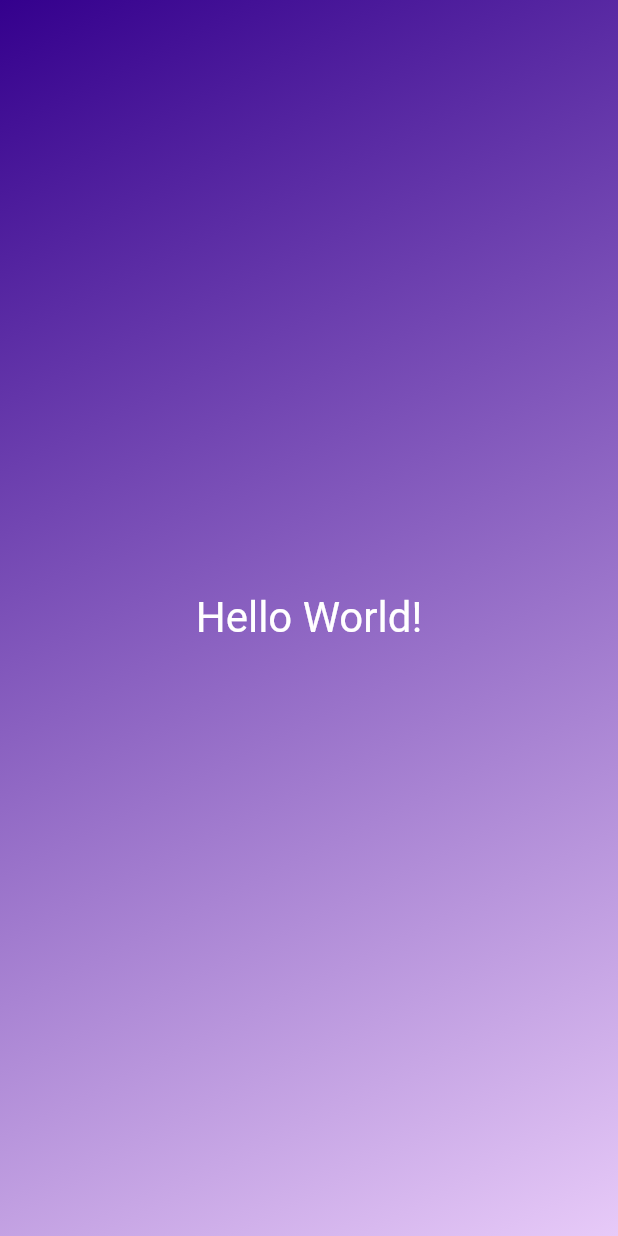
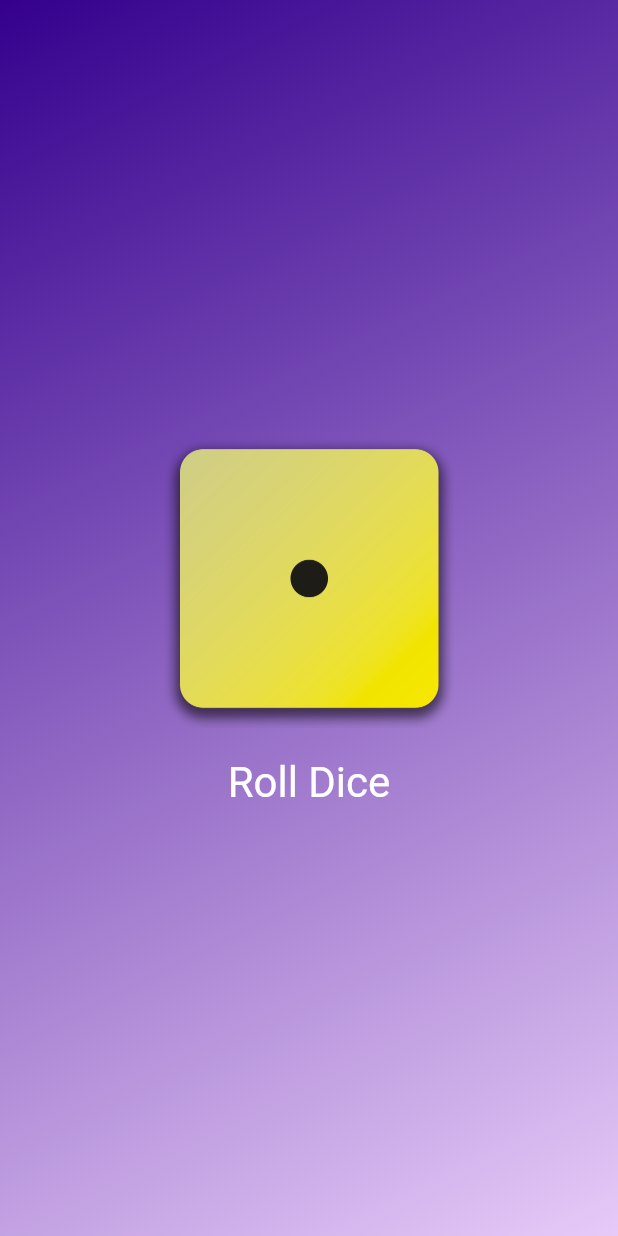
Before and after one commit to ggamsang812/Flutter_lesson, a Flutter app: the screen it shows after launch, on a phone screen of 412 x 824 dp. Run offline on Flutter 3.47's test engine with Material 2 defaults, Android fonts, the phone set to English and light mode, and no system bars; missing offline and left inert: shake.

Commit message:
added the dice image and dpd

```diff
--- a/flutter_project/first_app/lib/grandient_container.dart
+++ b/flutter_project/first_app/lib/grandient_container.dart
@@ -1,28 +1,53 @@
 import 'package:flutter/material.dart';
 
+const startAlignment = Alignment.topLeft;
+const endAlignment = Alignment.bottomRight;
+const defaultColorList = [
+  Color.fromARGB(255, 52, 0, 141),
+  Color.fromARGB(255, 231, 202, 248),
+];
+
 class GradientContainer extends StatelessWidget {
-  const GradientContainer({super.key});
+  // constructor1
+  const GradientContainer({super.key, required this.colorList});
+  // constructor2
+  const GradientContainer.purple({super.key}) : colorList = defaultColorList;
+
+  final List<Color> colorList;
+
+  void rollDice() {
+    // ...
+  }
 
   @override
   Widget build(BuildContext context) {
     return Container(
-      decoration: const BoxDecoration(
+      decoration: BoxDecoration(
         gradient: LinearGradient(
-          colors: [
-            Color.fromARGB(255, 52, 0, 141),
-            Color.fromARGB(255, 231, 202, 248),
-          ],
-          begin: Alignment.topLeft,
-          end: Alignment.bottomRight,
+          colors: colorList,
+          begin: startAlignment,
+          end: endAlignment,
         ),
       ),
-      child: const Center(
-        child: Text(
-          'Hello World!',
-          style: TextStyle(
-            color: Colors.white,
-            fontSize: 28,
-          ),
+      child: Center(
+        child: Column(
+          mainAxisSize: MainAxisSize.min,
+          children: [
+            Image.asset(
+              'assets/images/dice-1.png',
+              width: 200,
+            ),
+            TextButton(
+                onPressed: rollDice,
+                style: TextButton.styleFrom(
+                  padding: const EdgeInsets.only(
+                    top: 20,
+                  ),
+                  foregroundColor: Colors.white,
+                  textStyle: const TextStyle(fontSize: 28),
+                ),
+                child: const Text('Roll Dice'))
+          ],
         ),
       ),
     );
--- a/flutter_project/first_app/lib/main.dart
+++ b/flutter_project/first_app/lib/main.dart
@@ -7,7 +7,12 @@
   runApp(
     const MaterialApp(
       home: Scaffold(
-        body: GradientContainer(),
+        body: GradientContainer(
+          colorList: [
+            Color.fromARGB(255, 52, 0, 141),
+            Color.fromARGB(255, 231, 202, 248),
+          ],
+        ),
       ),
     ),
   );
--- /dev/null
+++ b/flutter_project/first_app/lib/styled_text.dart
@@ -0,0 +1,18 @@
+import 'package:flutter/material.dart';
+
+class StyledText extends StatelessWidget {
+  const StyledText(this.text, {super.key});
+
+  final String text;
+
+  @override
+  Widget build(context) {
+    return Text(
+      text,
+      style: const TextStyle(
+        color: Colors.white,
+        fontSize: 28,
+      ),
+    );
+  }
+}
```
Also changed, not shown: flutter_project/first_app/pubspec.yaml (+7 -3 lines), flutter_project/first_app/assets/images/dice-1.png (added), flutter_project/first_app/assets/images/dice-2.png (added), flutter_project/first_app/assets/images/dice-3.png (added), flutter_project/first_app/assets/images/dice-4.png (added), flutter_project/first_app/assets/images/dice-5.png (added), flutter_project/first_app/assets/images/dice-6.png (added).
